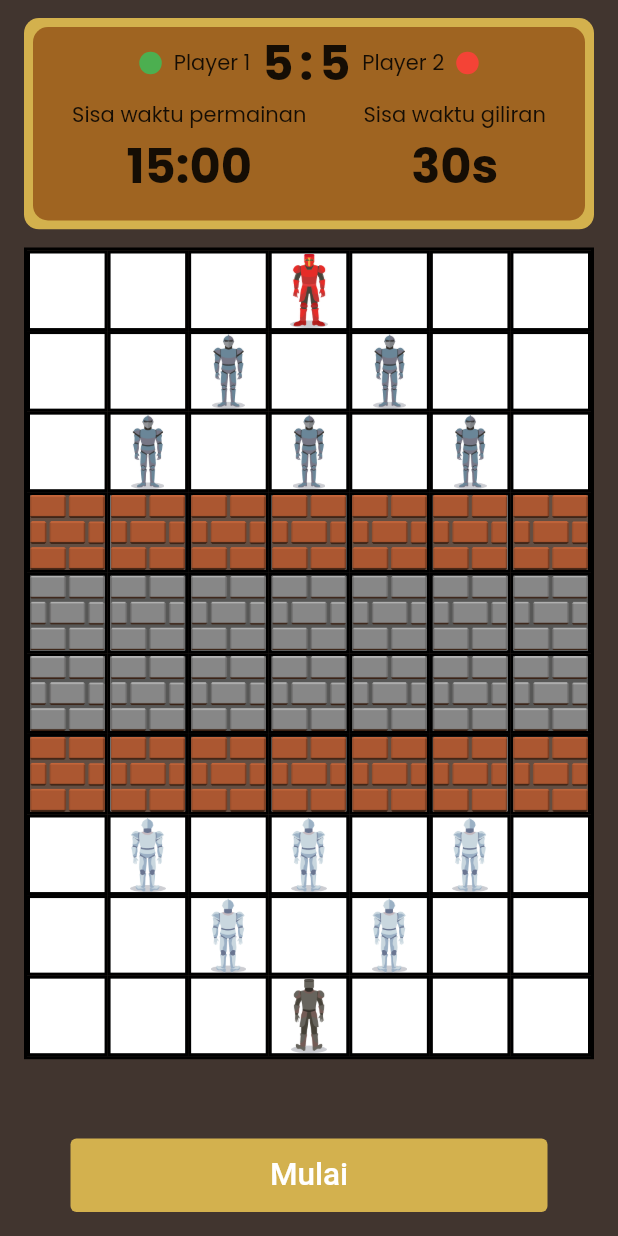
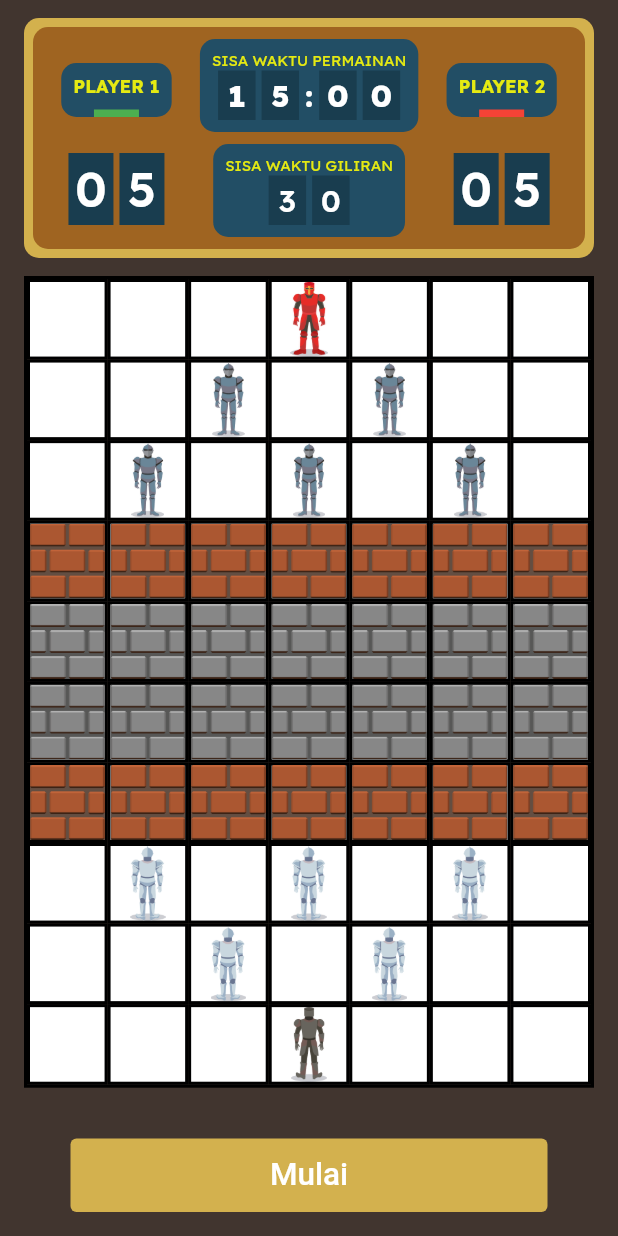
Before and after one commit to reAlpha39/chessbomb, a Flutter app: the screen it shows after launch, after a tap on "MULAI", on a phone screen of 412 x 824 dp. Run offline on Flutter 3.47's test engine with Material 2 defaults, Android fonts, the phone set to English and light mode, and no system bars; drawn by our look-alikes of velocity_x; our stand-ins replace awesome_dialog, bloc, flutter_bloc, freezed_annotation, get_it, go_router and 2 more.

Commit message:
add dashboard game

```diff
--- a/lib/app/game/widgets/game_dashboard.dart
+++ b/lib/app/game/widgets/game_dashboard.dart
@@ -1,8 +1,12 @@
+import 'package:bombernyaa/app/game/widgets/player_one_point.dart';
 import 'package:flutter/material.dart';
+import 'package:flutter_bloc/flutter_bloc.dart';
 import 'package:velocity_x/velocity_x.dart';
 
+import '../bloc/poin_counter/poin_counter_cubit.dart';
 import 'game_timer.dart';
 import 'player_point.dart';
+import 'player_two_point.dart';
 import 'turn_timer.dart';
 
 class GameDashboard extends StatelessWidget {
@@ -33,23 +37,54 @@ class GameDashboard extends StatelessWidget {
           ),
           child: Column(
             children: [
-              const PlayerPoint(),
+              // const PlayerPoint(),
+              const SizedBox(width: double.infinity),
+              const SizedBox(height: 8),
               Row(
                 mainAxisAlignment: MainAxisAlignment.spaceEvenly,
-                crossAxisAlignment: CrossAxisAlignment.center,
                 children: [
+                  const PlayerOnePoint(),
                   Column(
+                    mainAxisAlignment: MainAxisAlignment.spaceEvenly,
+                    crossAxisAlignment: CrossAxisAlignment.center,
                     children: [
-                      'Sisa waktu permainan'.text.base.make(),
-                      const RepaintBoundary(child: GameTimer()),
+                      Container(
+                        decoration: BoxDecoration(
+                          color: const Color(0xFF224E65),
+                          borderRadius: BorderRadius.circular(10),
+                        ),
+                        child: Column(
+                          children: [
+                            'SISA WAKTU PERMAINAN'
+                                .text
+                                .size(10)
+                                .color(const Color(0xFFE5EA12))
+                                .make(),
+                            const RepaintBoundary(child: GameTimer()),
+                          ],
+                        ).p8(),
+                      ),
+                      const SizedBox(height: 8),
+                      Container(
+                        decoration: BoxDecoration(
+                          color: const Color(0xFF224E65),
+                          borderRadius: BorderRadius.circular(10),
+                        ),
+                        child: Column(
+                          children: [
+                            'SISA WAKTU GILIRAN'
+                                .text
+                                .size(10)
+                                .color(const Color(0xFFE5EA12))
+                                .make(),
+                            const RepaintBoundary(child: TurnTimer()),
+                          ],
+                        ).p8(),
+                      ),
+                      const SizedBox(height: 8),
                     ],
-                  ).px12(),
-                  Column(
-                    children: [
-                      'Sisa waktu giliran'.text.base.make(),
-                      const RepaintBoundary(child: TurnTimer()),
-                    ],
-                  ).px12(),
+                  ),
+                  const PlayerTwoPoint(),
                 ],
               ),
             ],
--- a/lib/app/game/widgets/game_timer.dart
+++ b/lib/app/game/widgets/game_timer.dart
@@ -2,7 +2,6 @@ import 'package:bombernyaa/app/game/bloc/game_timer/game_timer_cubit.dart';
 import 'package:bombernyaa/app/game/bloc/turn_timer/turn_timer_cubit.dart';
 import 'package:flutter/material.dart';
 import 'package:flutter_bloc/flutter_bloc.dart';
-import 'package:velocity_x/velocity_x.dart';
 
 class GameTimer extends StatelessWidget {
   const GameTimer({Key? key}) : super(key: key);
@@ -12,23 +11,89 @@ class GameTimer extends StatelessWidget {
     final cubitTimer = context.read<GameTimerCubit>();
     return BlocBuilder<TurnTimerCubit, TurnTimerState>(
       builder: (context, state) {
-        return (((cubitTimer.time / 60)
-                            .truncate()
-                            .toString()
-                            .split("")
-                            .length ==
-                        2
+        String time =
+            ((cubitTimer.time / 60).truncate().toString().split("").length == 2
                     ? (cubitTimer.time / 60).truncate().toString()
                     : "0" + (cubitTimer.time / 60).truncate().toString()) +
                 ":" +
                 ((cubitTimer.time % 60).toString().split("").length == 2
                     ? (cubitTimer.time % 60).toString()
-                    : "0" + (cubitTimer.time % 60).toString()))
-            .text
-            .bold
-            .size(32)
-            .makeCentered()
-            .pOnly(bottom: 12);
+                    : "0" + (cubitTimer.time % 60).toString());
+        return Row(
+          mainAxisSize: MainAxisSize.min,
+          mainAxisAlignment: MainAxisAlignment.center,
+          children: [
+            Container(
+              width: 25,
+              padding: const EdgeInsets.all(4),
+              decoration: const BoxDecoration(color: Color(0xFF193D4F)),
+              child: Text(
+                time[0],
+                textAlign: TextAlign.center,
+                style: const TextStyle(
+                  color: Colors.white,
+                  fontSize: 20,
+                  fontWeight: FontWeight.w800,
+                ),
+              ),
+            ),
+            const SizedBox(width: 4),
+            Container(
+              width: 25,
+              padding: const EdgeInsets.all(4),
+              decoration: const BoxDecoration(color: Color(0xFF193D4F)),
+              child: Text(
+                time[1],
+                textAlign: TextAlign.center,
+                style: const TextStyle(
+                  color: Colors.white,
+                  fontSize: 20,
+                  fontWeight: FontWeight.w800,
+                ),
+              ),
+            ),
+            const SizedBox(width: 4),
+            Text(
+              time[2],
+              textAlign: TextAlign.center,
+              style: const TextStyle(
+                color: Colors.white,
+                fontSize: 20,
+                fontWeight: FontWeight.w800,
+              ),
+            ),
+            const SizedBox(width: 4),
+            Container(
+              width: 25,
+              padding: const EdgeInsets.all(4),
+              decoration: const BoxDecoration(color: Color(0xFF193D4F)),
+              child: Text(
+                time[3],
+                textAlign: TextAlign.center,
+                style: const TextStyle(
+                  color: Colors.white,
+                  fontSize: 20,
+                  fontWeight: FontWeight.w800,
+                ),
+              ),
+            ),
+            const SizedBox(width: 4),
+            Container(
+              width: 25,
+              padding: const EdgeInsets.all(4),
+              decoration: const BoxDecoration(color: Color(0xFF193D4F)),
+              child: Text(
+                time[4],
+                textAlign: TextAlign.center,
+                style: const TextStyle(
+                  color: Colors.white,
+                  fontSize: 20,
+                  fontWeight: FontWeight.w800,
+                ),
+              ),
+            ),
+          ],
+        );
       },
     );
   }
--- /dev/null
+++ b/lib/app/game/widgets/player_one_point.dart
@@ -0,0 +1,104 @@
+import 'package:flutter/material.dart';
+import 'package:flutter_bloc/flutter_bloc.dart';
+import 'package:velocity_x/velocity_x.dart';
+
+import '../bloc/game_board/game_board_cubit.dart';
+import '../bloc/poin_counter/poin_counter_cubit.dart';
+
+class PlayerOnePoint extends StatelessWidget {
+  const PlayerOnePoint({Key? key}) : super(key: key);
+
+  @override
+  Widget build(BuildContext context) {
+    return Column(
+      mainAxisAlignment: MainAxisAlignment.spaceEvenly,
+      crossAxisAlignment: CrossAxisAlignment.center,
+      children: [
+        Container(
+          decoration: BoxDecoration(
+            color: const Color(0xFF224E65),
+            borderRadius: BorderRadius.circular(10),
+          ),
+          child: Column(
+            children: [
+              const Text(
+                'PLAYER 1',
+                style: TextStyle(
+                  color: Color(0xFFE5EA12),
+                  fontSize: 12,
+                  fontWeight: FontWeight.bold,
+                ),
+              ).p8(),
+              Container(
+                height: 5,
+                width: 30,
+                color: context.read<GameBoardCubit>().playerId == '1'
+                    ? Colors.green
+                    : Colors.red,
+              )
+            ],
+          ),
+        ),
+        const SizedBox(height: 24),
+        Row(
+          mainAxisSize: MainAxisSize.min,
+          mainAxisAlignment: MainAxisAlignment.center,
+          children: [
+            Container(
+              width: 30,
+              padding: const EdgeInsets.all(4),
+              decoration: const BoxDecoration(color: Color(0xFF193D4F)),
+              child: Text(
+                context
+                            .read<PoinCounterCubit>()
+                            .playerAPoint
+                            .toString()
+                            .length ==
+                        1
+                    ? '0'
+                    : context
+                        .read<PoinCounterCubit>()
+                        .playerAPoint
+                        .toString()[0],
+                textAlign: TextAlign.center,
+                style: const TextStyle(
+                  color: Colors.white,
+                  fontSize: 32,
+                  fontWeight: FontWeight.w600,
+                ),
+              ),
+            ),
+            const SizedBox(width: 4),
+            Container(
+              width: 30,
+              padding: const EdgeInsets.all(4),
+              decoration: const BoxDecoration(color: Color(0xFF193D4F)),
+              child: Text(
+                context
+                            .read<PoinCounterCubit>()
+                            .playerAPoint
+                            .toString()
+                            .length ==
+                        1
+                    ? context
+                        .read<PoinCounterCubit>()
+                        .playerAPoint
+                        .toString()[0]
+                    : context
+                        .read<PoinCounterCubit>()
+                        .playerAPoint
+                        .toString()[1],
+                textAlign: TextAlign.center,
+                style: const TextStyle(
+                  color: Colors.white,
+                  fontSize: 32,
+                  fontWeight: FontWeight.w600,
+                ),
+              ),
+            ),
+          ],
+        )
+      ],
+    );
+  }
+}
--- /dev/null
+++ b/lib/app/game/widgets/player_two_point.dart
@@ -0,0 +1,104 @@
+import 'package:flutter/material.dart';
+import 'package:flutter_bloc/flutter_bloc.dart';
+import 'package:velocity_x/velocity_x.dart';
+
+import '../bloc/game_board/game_board_cubit.dart';
+import '../bloc/poin_counter/poin_counter_cubit.dart';
+
+class PlayerTwoPoint extends StatelessWidget {
+  const PlayerTwoPoint({Key? key}) : super(key: key);
+
+  @override
+  Widget build(BuildContext context) {
+    return Column(
+      mainAxisAlignment: MainAxisAlignment.spaceEvenly,
+      crossAxisAlignment: CrossAxisAlignment.center,
+      children: [
+        Container(
+          decoration: BoxDecoration(
+            color: const Color(0xFF224E65),
+            borderRadius: BorderRadius.circular(10),
+          ),
+          child: Column(
+            children: [
+              const Text(
+                'PLAYER 2',
+                style: TextStyle(
+                  color: Color(0xFFE5EA12),
+                  fontSize: 12,
+                  fontWeight: FontWeight.bold,
+                ),
+              ).p8(),
+              Container(
+                height: 5,
+                width: 30,
+                color: context.read<GameBoardCubit>().playerId == '2'
+                    ? Colors.green
+                    : Colors.red,
+              )
+            ],
+          ),
+        ),
+        const SizedBox(height: 24),
+        Row(
+          mainAxisSize: MainAxisSize.min,
+          mainAxisAlignment: MainAxisAlignment.center,
+          children: [
+            Container(
+              width: 30,
+              padding: const EdgeInsets.all(4),
+              decoration: const BoxDecoration(color: Color(0xFF193D4F)),
+              child: Text(
+                context
+                            .read<PoinCounterCubit>()
+                            .playerBPoint
+                            .toString()
+                            .length ==
+                        1
+                    ? '0'
+                    : context
+                        .read<PoinCounterCubit>()
+                        .playerBPoint
+                        .toString()[0],
+                textAlign: TextAlign.center,
+                style: const TextStyle(
+                  color: Colors.white,
+                  fontSize: 32,
+                  fontWeight: FontWeight.w600,
+                ),
+              ),
+            ),
+            const SizedBox(width: 4),
+            Container(
+              width: 30,
+              padding: const EdgeInsets.all(4),
+              decoration: const BoxDecoration(color: Color(0xFF193D4F)),
+              child: Text(
+                context
+                            .read<PoinCounterCubit>()
+                            .playerBPoint
+                            .toString()
+                            .length ==
+                        1
+                    ? context
+                        .read<PoinCounterCubit>()
+                        .playerBPoint
+                        .toString()[0]
+                    : context
+                        .read<PoinCounterCubit>()
+                        .playerBPoint
+                        .toString()[1],
+                textAlign: TextAlign.center,
+                style: const TextStyle(
+                  color: Colors.white,
+                  fontSize: 32,
+                  fontWeight: FontWeight.w600,
+                ),
+              ),
+            ),
+          ],
+        )
+      ],
+    );
+  }
+}
--- a/lib/app/game/widgets/turn_timer.dart
+++ b/lib/app/game/widgets/turn_timer.dart
@@ -1,7 +1,6 @@
 import 'package:bombernyaa/app/game/bloc/turn_timer/turn_timer_cubit.dart';
 import 'package:flutter/material.dart';
 import 'package:flutter_bloc/flutter_bloc.dart';
-import 'package:velocity_x/velocity_x.dart';
 
 class TurnTimer extends StatelessWidget {
   const TurnTimer({Key? key}) : super(key: key);
@@ -10,12 +9,45 @@ class TurnTimer extends StatelessWidget {
   Widget build(BuildContext context) {
     return BlocBuilder<TurnTimerCubit, TurnTimerState>(
       builder: (context, state) {
-        return (context.read<TurnTimerCubit>().time.toString() + 's')
-            .text
-            .bold
-            .size(32)
-            .makeCentered()
-            .pOnly(bottom: 12);
+        final cubitTimer = context.read<TurnTimerCubit>();
+        String time = (cubitTimer.time % 60).toString().split("").length == 2
+            ? (cubitTimer.time % 60).toString()
+            : "0" + (cubitTimer.time % 60).toString();
+        return Row(
+          mainAxisSize: MainAxisSize.min,
+          mainAxisAlignment: MainAxisAlignment.center,
+          children: [
+            Container(
+              width: 25,
+              padding: const EdgeInsets.all(4),
+              decoration: const BoxDecoration(color: Color(0xFF193D4F)),
+              child: Text(
+                time[0],
+                textAlign: TextAlign.center,
+                style: const TextStyle(
+                  color: Colors.white,
+                  fontSize: 20,
+                  fontWeight: FontWeight.w600,
+                ),
+              ),
+            ),
+            const SizedBox(width: 4),
+            Container(
+              width: 25,
+              padding: const EdgeInsets.all(4),
+              decoration: const BoxDecoration(color: Color(0xFF193D4F)),
+              child: Text(
+                time[1],
+                textAlign: TextAlign.center,
+                style: const TextStyle(
+                  color: Colors.white,
+                  fontSize: 20,
+                  fontWeight: FontWeight.w600,
+                ),
+              ),
+            ),
+          ],
+        );
       },
     );
   }
--- a/lib/presentation/theme.dart
+++ b/lib/presentation/theme.dart
@@ -11,7 +11,7 @@ ThemeData theme() {
     ),
   ).copyWith(
     primaryColor: ColorStyle.primaryColor,
-    textTheme: GoogleFonts.poppinsTextTheme(),
+    textTheme: GoogleFonts.lexendTextTheme(),
     scaffoldBackgroundColor: ColorStyle.backgroundColor,
     progressIndicatorTheme: const ProgressIndicatorThemeData(
       color: ColorStyle.primaryColor,
```
